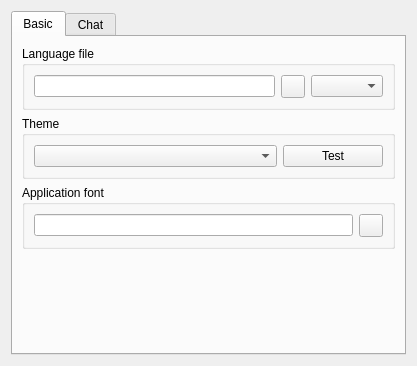
Old version of the form eiskaltdcpp/ui/UISettingsGUI.ui in the repository eiskaltdcpp/eiskaltdcpp.
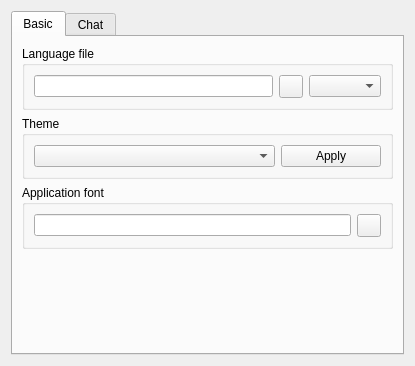
New version of the form.

What changed in the file:
```diff
--- a/eiskaltdcpp/ui/UISettingsGUI.ui
+++ b/eiskaltdcpp/ui/UISettingsGUI.ui
@@ -6,8 +6,8 @@
    <rect>
     <x>0</x>
     <y>0</y>
-    <width>417</width>
-    <height>346</height>
+    <width>415</width>
+    <height>344</height>
    </rect>
   </property>
   <property name="windowTitle">
@@ -64,7 +64,7 @@
              </size>
             </property>
             <property name="text">
-             <string>Test</string>
+             <string>Apply</string>
             </property>
            </widget>
           </item>
```
